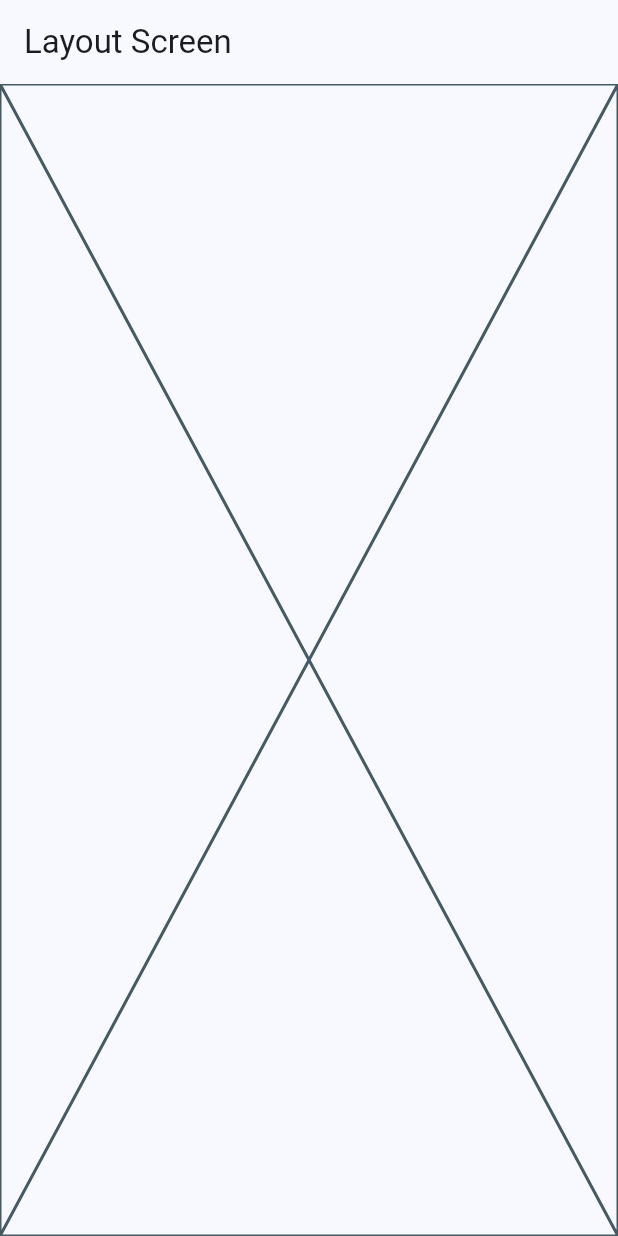
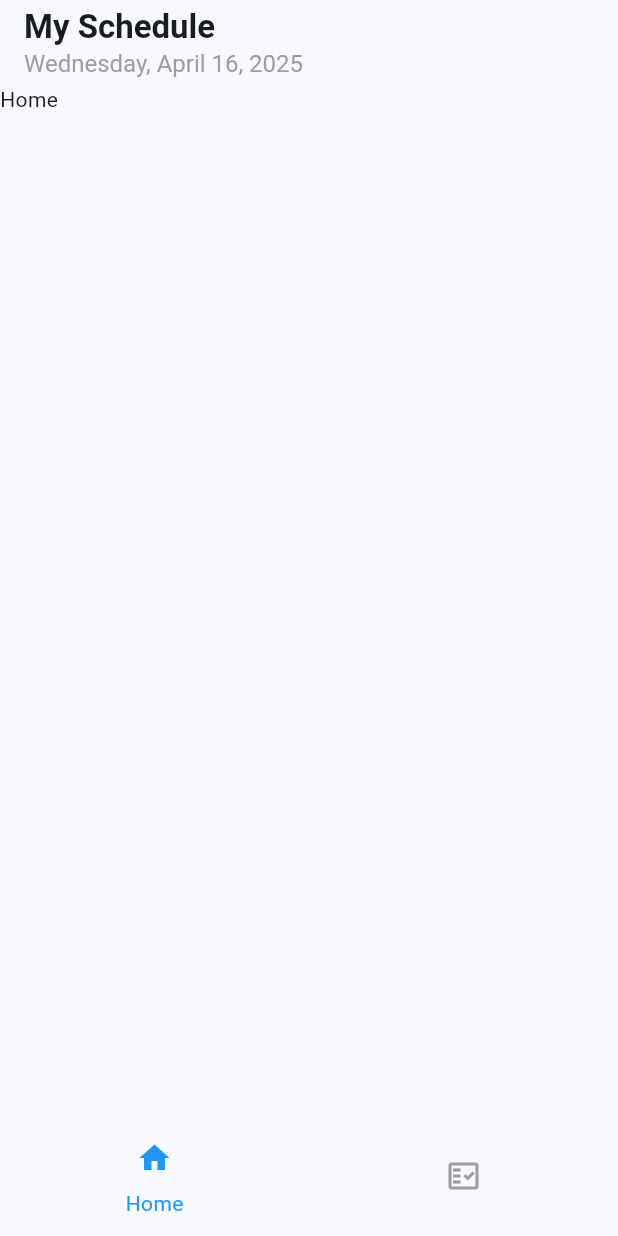
Before and after one commit to mazenmohamed3/EduAttend, a Flutter app: the LayoutScreen screen opened directly, on a phone screen of 412 x 824 dp. Run offline on Flutter 3.47's test engine with Material 3 defaults, Android fonts, the phone set to English and light mode, and no system bars; our stand-ins replace bloc, dartz, dio, easy_localization, equatable, firebase_auth and 8 more; missing offline and left inert: firebase_data_connect; accounts and stored records are empty; statements that could not run were skipped.

Commit message:
feat: Implement Navigation Bar and App Bar with localization
- Added `HomeTab` and `AttendanceTab` widgets for the main tabs.
- Configured `NavigationBar` in `LayoutScreen` for tab navigation.
- Implemented dynamic `AppBar` titles based on the selected tab.
- Updated theme to support `NavigationBar` styles for both light and dark modes.
- Localized tab labels and app bar titles in English and Arabic.
- Adjusted the `AppBar` and `NavigationBar` in `LayoutScreen` to have a subtle shadow.
- Removed the error in the firebase options file.

```diff
--- a/assets/translations/ar.json
+++ b/assets/translations/ar.json
@@ -8,5 +8,9 @@
   "instructor": "دكتور",
   "signIn": "تسجيل الدخول",
   "forgotPassword": "نسيت كلمة السر؟ ",
-  "resetPassword": "أعد ضبطه هنا"
+  "resetPassword": "أعد ضبطه هنا",
+  "homeLabel": "الرئيسيه",
+  "attendanceLabel": "الحضور",
+  "homeAppbarTitle": "جدول اليوم",
+  "attendanceAppBarTitle": "الحضور"
 }
--- a/assets/translations/en.json
+++ b/assets/translations/en.json
@@ -8,5 +8,9 @@
   "instructor": "Instructor",
   "signIn": "Sign In",
   "forgotPassword": "Forgot your password? ",
-  "resetPassword": "Reset it here"
+  "resetPassword": "Reset it here",
+  "homeLabel": "Home",
+  "attendanceLabel": "Attendance",
+  "homeAppbarTitle": "My Schedule",
+  "attendanceAppBarTitle": "Attendance"
 }
--- a/lib/core/components/custom_button.dart
+++ b/lib/core/components/custom_button.dart
@@ -1,7 +1,6 @@
 import 'package:easy_localization/easy_localization.dart';
 import 'package:flutter/material.dart';
 import 'package:flutter_screenutil/flutter_screenutil.dart';
-import 'package:mobile_app_project/core/theme/theme.dart';
 import 'custom_text.dart';
 
 class CustomButton extends StatelessWidget {
--- a/lib/core/theme/theme.dart
+++ b/lib/core/theme/theme.dart
@@ -14,6 +14,7 @@ class AppTheme {
   static final ColorScheme darkColorScheme = ColorScheme.fromSeed(
     seedColor: Colors.blue,
     brightness: Brightness.dark,
+    primary: Colors.blue,
   );
 
   static final ThemeData lightTheme = ThemeData(
@@ -53,7 +54,27 @@ class AppTheme {
         backgroundColor: WidgetStateProperty.all(lightColorScheme.primary),
       ),
     ),
+    navigationBarTheme: NavigationBarThemeData(
+      elevation: 1, // or 1–4 to match NavBar subtle shadow
+      backgroundColor: lightColorScheme.surface,
+      surfaceTintColor: Colors.transparent, // disables M3 tint
+      shadowColor: Colors.grey[100],
+      labelTextStyle: WidgetStateProperty.resolveWith<TextStyle>((states) {
+        if (states.contains(WidgetState.selected)) {
+          return const TextStyle(color: Colors.blue);
+        }
+        return const TextStyle(color: Colors.grey);
+      }),
+      iconTheme: WidgetStateProperty.resolveWith<IconThemeData>((states) {
+        if (states.contains(WidgetState.selected)) {
+          return const IconThemeData(color: Colors.blue);
+        }
+        return const IconThemeData(color: Colors.grey);
+      }),
+    ),
+
   );
+
 
   static final ThemeData darkTheme = ThemeData(
     colorScheme: darkColorScheme,
@@ -92,6 +113,25 @@ class AppTheme {
         backgroundColor: WidgetStateProperty.all(darkColorScheme.inversePrimary),
       ),
     ),
+    navigationBarTheme: NavigationBarThemeData(
+      elevation: 0.5, // or 1–4 to match NavBar subtle shadow
+      backgroundColor: darkColorScheme.surface,
+      surfaceTintColor: Colors.transparent, // disables M3 tint
+      shadowColor: Colors.grey[100],
+      labelTextStyle: WidgetStateProperty.resolveWith<TextStyle>((states) {
+        if (states.contains(WidgetState.selected)) {
+          return const TextStyle(color: Colors.blue);
+        }
+        return TextStyle(color: Colors.grey.shade400);
+      }),
+      iconTheme: WidgetStateProperty.resolveWith<IconThemeData>((states) {
+        if (states.contains(WidgetState.selected)) {
+          return const IconThemeData(color: Colors.blue);
+        }
+        return IconThemeData(color: Colors.grey.shade400);
+      }),
+    ),
+
     // No appBarTheme override here → inherits system/default
   );
 }
--- a/lib/features/layout/ui/screens/layout_screen.dart
+++ b/lib/features/layout/ui/screens/layout_screen.dart
@@ -1,15 +1,80 @@
+import 'package:easy_localization/easy_localization.dart';
 import 'package:flutter/material.dart';
+import 'package:mobile_app_project/features/layout/ui/tabs/attendance_tab.dart';
+import 'package:mobile_app_project/features/layout/ui/tabs/home_tab.dart';
 
-class LayoutScreen extends StatelessWidget {
+class LayoutScreen extends StatefulWidget {
   const LayoutScreen({super.key});
+
+  @override
+  State<LayoutScreen> createState() => _LayoutScreenState();
+}
+
+class _LayoutScreenState extends State<LayoutScreen> {
+  int selectIndex = 0;
+  List<Widget> selectedPage = [HomeTab(), AttendanceTab()];
+  List<MapEntry<String, String>> selectedAppBarData = [
+    MapEntry(
+      'homeAppbarTitle'.tr(),
+      DateFormat('EEEE, MMMM d, y').format(DateTime.now()),
+    ),
+    MapEntry('attendanceAppBarTitle'.tr(), ''),
+  ];
 
   @override
   Widget build(BuildContext context) {
     return Scaffold(
       appBar: AppBar(
-        title: const Text('Layout Screen'),
+        title: Column(
+          crossAxisAlignment: CrossAxisAlignment.start,
+          children: [
+            Text(
+              selectedAppBarData[selectIndex].key,
+              style: TextStyle(fontWeight: FontWeight.bold),
+            ),
+            selectedAppBarData[selectIndex].value.isNotEmpty
+                ? Text(
+                  selectedAppBarData[selectIndex].value.toString(),
+                  style: TextStyle(color: Colors.grey, fontSize: 16),
+                )
+                : SizedBox(),
+          ],
+        ),
+        elevation: 0.1,
+        // or 1–4 to match NavBar subtle shadow
+        backgroundColor: Theme.of(context).colorScheme.surface,
+        surfaceTintColor: Colors.transparent,
+        // disables M3 tint
+        shadowColor: Colors.grey[100]?.withAlpha(
+          (0.7 * 255).round(),
+        ), // subtle shadow like NavBar
       ),
-      body: Placeholder(),
+      body: selectedPage[selectIndex],
+      bottomNavigationBar: NavigationBar(
+        labelBehavior: NavigationDestinationLabelBehavior.onlyShowSelected,
+
+        backgroundColor: Theme.of(context).colorScheme.surface,
+        overlayColor: WidgetStateColor.transparent,
+        indicatorColor: Colors.transparent,
+        destinations: [
+          NavigationDestination(
+            icon: Icon(Icons.home_outlined),
+            selectedIcon: Icon(Icons.home),
+            label: 'homeLabel'.tr(),
+          ),
+          NavigationDestination(
+            icon: Icon(Icons.fact_check_outlined),
+            selectedIcon: Icon(Icons.fact_check),
+            label: 'attendanceLabel'.tr(),
+          ),
+        ],
+        onDestinationSelected: (value) {
+          setState(() {
+            selectIndex = value;
+          });
+        },
+        selectedIndex: selectIndex,
+      ),
     );
   }
 }
--- /dev/null
+++ b/lib/features/layout/ui/tabs/attendance_tab.dart
@@ -0,0 +1,15 @@
+import 'package:flutter/material.dart';
+
+class AttendanceTab extends StatefulWidget {
+  const AttendanceTab({super.key});
+
+  @override
+  State<AttendanceTab> createState() => _AttendanceTabState();
+}
+
+class _AttendanceTabState extends State<AttendanceTab> {
+  @override
+  Widget build(BuildContext context) {
+    return const Text('Attendance');
+  }
+}
--- /dev/null
+++ b/lib/features/layout/ui/tabs/home_tab.dart
@@ -0,0 +1,15 @@
+import 'package:flutter/material.dart';
+
+class HomeTab extends StatefulWidget {
+  const HomeTab({super.key});
+
+  @override
+  State<HomeTab> createState() => _HomeTabState();
+}
+
+class _HomeTabState extends State<HomeTab> {
+  @override
+  Widget build(BuildContext context) {
+    return const Text('Home');
+  }
+}
```
Also changed, not shown: lib/firebase_options.dart.
